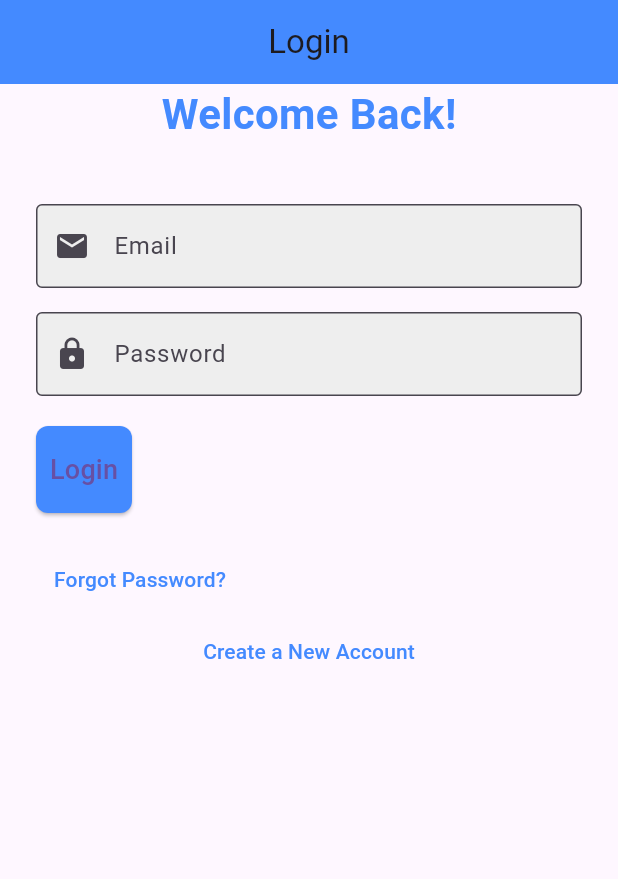
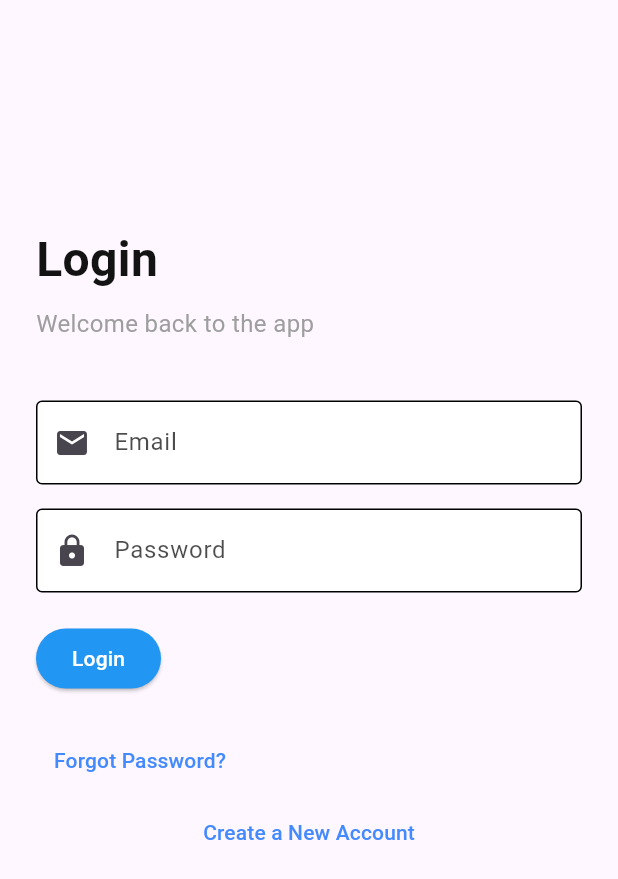
Before and after one commit to TheAyushMaharjan/expenses_tracker, a Flutter app: the screen it shows after launch, on a phone screen of 412 x 824 dp. Shown: the top 879 px of the screen. Run offline on Flutter 3.47's test engine with Material 3 defaults, Android fonts, the phone set to English and light mode, and no system bars; our stand-ins replace cloud_firestore, firebase_auth, firebase_core, fl_chart, get; accounts and stored records are empty.

Commit message:
update colors

```diff
--- a/lib/screens/Login/LoginPage.dart
+++ b/lib/screens/Login/LoginPage.dart
@@ -67,28 +67,46 @@ class _LoginPageState extends State<LoginPage> {
   @override
   Widget build(BuildContext context) {
     return Scaffold(
-      appBar: AppBar(
-        title: Text('Login'),
-        centerTitle: true,
-        elevation: 0,
-        backgroundColor: Colors.blueAccent,
-      ),
+
       body: Padding(
         padding: EdgeInsets.symmetric(horizontal: 24.0),
         child: SingleChildScrollView(
           child: Column(
             mainAxisAlignment: MainAxisAlignment.center,
             children: [
-              // Title
-              Text(
-                'Welcome Back!',
-                style: TextStyle(
-                  fontSize: 28,
-                  fontWeight: FontWeight.bold,
-                  color: Colors.blueAccent,
+              // Login Title (Centered)
+              SizedBox(height: 150), // Extra space above the heading
+              Center(
+                child: Column(
+                  children: [
+                    Align(
+                      alignment: Alignment.centerLeft,
+                      child: Column(
+                        crossAxisAlignment: CrossAxisAlignment.start, // Align texts to the left
+                        children: [
+                          Text(
+                            'Login',
+                            style: TextStyle(
+                              fontSize: 32,
+                              fontWeight: FontWeight.bold,
+                                color: Color(0xFF131313),
+                            ),
+                          ),
+                          SizedBox(height: 8), // Space between the title and subtitle
+                          Text(
+                            'Welcome back to the app',
+                            style: TextStyle(
+                              fontSize: 16,
+                              color: Colors.grey,
+                            ),
+                          ),
+                        ],
+                      ),
+                    ),
+                  ],
                 ),
               ),
-              SizedBox(height: 40),
+              SizedBox(height: 40), // Extra spacing after title
 
               // Form for email and password
               Form(
@@ -101,22 +119,35 @@ class _LoginPageState extends State<LoginPage> {
                       controller: _emailController,
                       decoration: InputDecoration(
                         labelText: 'Email',
+                        labelStyle: TextStyle(color: Colors.black.withOpacity(0.7)), // Semi-black label color
                         prefixIcon: Icon(Icons.email),
-                        border: OutlineInputBorder(),
-                        filled: true,
-                        fillColor: Colors.grey[200],
+                        border: OutlineInputBorder(
+                          borderSide: BorderSide(color: Colors.black), // Black border
+                        ),
+                        enabledBorder: OutlineInputBorder(
+                          borderSide: BorderSide(color: Colors.black), // Black border when the field is not focused
+                        ),
+                        focusedBorder: OutlineInputBorder(
+                          borderSide: BorderSide(color: Colors.black), // Black border when the field is focused
+                        ),
+                        filled: true, // Ensures background color is applied
+                        fillColor: Colors.white, // White background
                       ),
+                      style: TextStyle(color: Colors.black), // Text color inside the field
                       keyboardType: TextInputType.emailAddress,
                       validator: (value) {
                         if (value == null || value.isEmpty) {
                           return 'Please enter an email address';
                         }
-                        if (!RegExp(r"^[a-zA-Z0-9._%+-]+@[a-zA-Z0-9.-]+\.[a-zA-Z]{2,4}$").hasMatch(value)) {
+                        if (!RegExp(
+                            r"^[a-zA-Z0-9._%+-]+@[a-zA-Z0-9.-]+\.[a-zA-Z]{2,4}$")
+                            .hasMatch(value)) {
                           return 'Enter a valid email';
                         }
                         return null;
                       },
                     ),
+
                     SizedBox(height: 16),
 
                     // Password TextField
@@ -124,44 +155,55 @@ class _LoginPageState extends State<LoginPage> {
                       controller: _passwordController,
                       decoration: InputDecoration(
                         labelText: 'Password',
+                        labelStyle: TextStyle(color: Colors.black.withOpacity(0.7)), // Semi-black label color
                         prefixIcon: Icon(Icons.lock),
-                        border: OutlineInputBorder(),
-                        filled: true,
-                        fillColor: Colors.grey[200],
+                        border: OutlineInputBorder(
+                          borderSide: BorderSide(color: Colors.black),
+                        ),
+                        enabledBorder: OutlineInputBorder(
+                          borderSide: BorderSide(color: Colors.black),
+                        ),
+                        focusedBorder: OutlineInputBorder(
+                          borderSide: BorderSide(color: Colors.black),
+                        ),
+                        filled: true, // Ensures background color is applied
+                        fillColor: Colors.white, // White background
                       ),
-                      obscureText: true,
+                      obscureText: true, // Hide the password text
+                      style: TextStyle(color: Colors.black), // Text color inside the field
                       validator: (value) {
                         if (value == null || value.isEmpty) {
                           return 'Please enter your password';
                         }
                         return null;
                       },
-                    ),
+                    )
+                    ,
                     SizedBox(height: 20),
 
                     // Login Button
                     _isLoading
-                        ? Center(child: CircularProgressIndicator()) // Show loading spinner
+                        ? Center(
+                        child: CircularProgressIndicator()) // Show loading spinner
                         : ElevatedButton(
                       onPressed: _login,
                       style: ElevatedButton.styleFrom(
-                        padding: EdgeInsets.symmetric(vertical: 16),
-                        shape: RoundedRectangleBorder(
-                          borderRadius: BorderRadius.circular(8),
-                        ),
-                        backgroundColor: Colors.blueAccent,
+                        backgroundColor: Colors
+                            .blue, // Set the background color to blue
                       ),
                       child: Text(
                         'Login',
-                        style: TextStyle(fontSize: 18),
+                        style: TextStyle(color: Colors.white),
                       ),
                     ),
+
                     SizedBox(height: 20),
 
                     // Forgot password link
                     TextButton(
                       onPressed: _forgotPassword,
-                      child: Text('Forgot Password?', style: TextStyle(color: Colors.blueAccent)),
+                      child: Text('Forgot Password?',
+                          style: TextStyle(color: Colors.blueAccent)),
                     ),
                   ],
                 ),
@@ -172,7 +214,8 @@ class _LoginPageState extends State<LoginPage> {
                 onPressed: () {
                   Get.to(() => SignUpPage());
                 },
-                child: Text('Create a New Account', style: TextStyle(color: Colors.blueAccent)),
+                child: Text('Create a New Account',
+                    style: TextStyle(color: Colors.blueAccent)),
               ),
             ],
           ),
```
